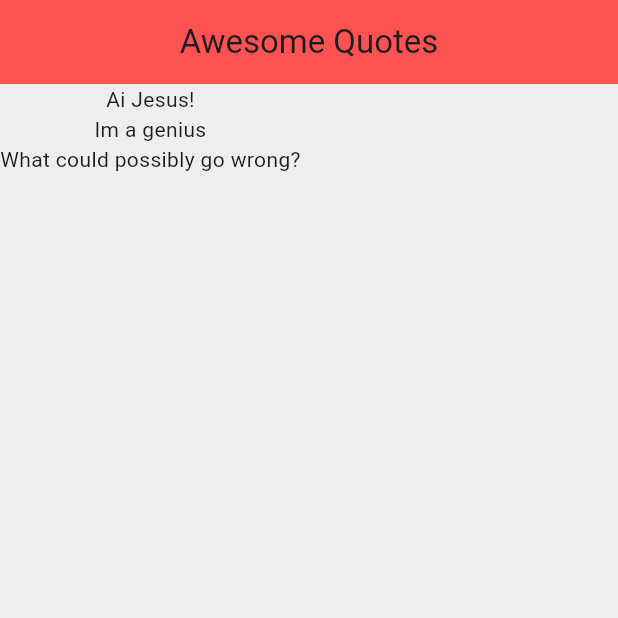
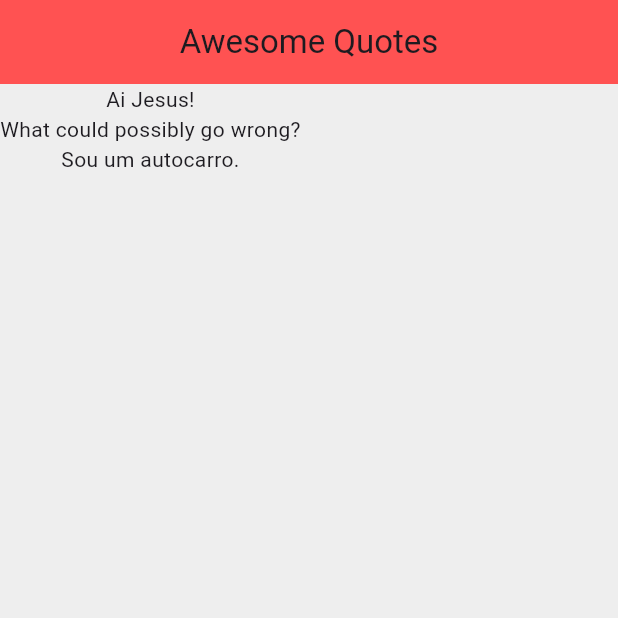
Before and after one commit to boxedition/flutter_ninja_quotes, a Flutter app: the screen it shows after launch, on a phone screen of 412 x 824 dp, the top half of it. Run offline on Flutter 3.47's test engine with Material 3 defaults, Android fonts, the phone set to English and light mode, and no system bars.

Commit message:
List Quotes With Class

```diff
--- /dev/null
+++ b/lib/class/quote.dart
@@ -0,0 +1,11 @@
+class Quote {
+  String text;
+  String author;
+
+  Quote({required this.text, required this.author});
+
+  // Quote(this.text, this.author) {
+  //   this.text = text;
+  //   this.author = author;
+  // }
+}
--- a/lib/main.dart
+++ b/lib/main.dart
@@ -1,4 +1,5 @@
 import 'package:flutter/material.dart';
+import 'package:flutter_ninja_quotes/class/quote.dart';
 
 void main() => runApp(
       MaterialApp(
@@ -14,11 +15,13 @@ class QuoteList extends StatefulWidget {
 }
 
 class _QuoteListState extends State<QuoteList> {
-  List<String> quotes = [
-    'Ai Jesus!',
-    'Im a genius',
-    'What could possibly go wrong?',
+  List<Quote> quotes = [
+    Quote(text: 'Ai Jesus!', author: 'Eduardo'),
+    Quote(text: 'What could possibly go wrong?', author: "Jeramy Clarkson"),
+    Quote(text: "Sou um autocarro.", author: "Diogo"),
   ];
+
+
 
   @override
   Widget build(BuildContext context) {
@@ -30,7 +33,7 @@ class _QuoteListState extends State<QuoteList> {
         backgroundColor: Colors.redAccent,
       ),
       body: Column(
-        children: quotes.map((quote) => Text(quote)).toList(),
+        children: quotes.map((quote) => Text(quote.text)).toList(),
       ),
     );
   }
```
